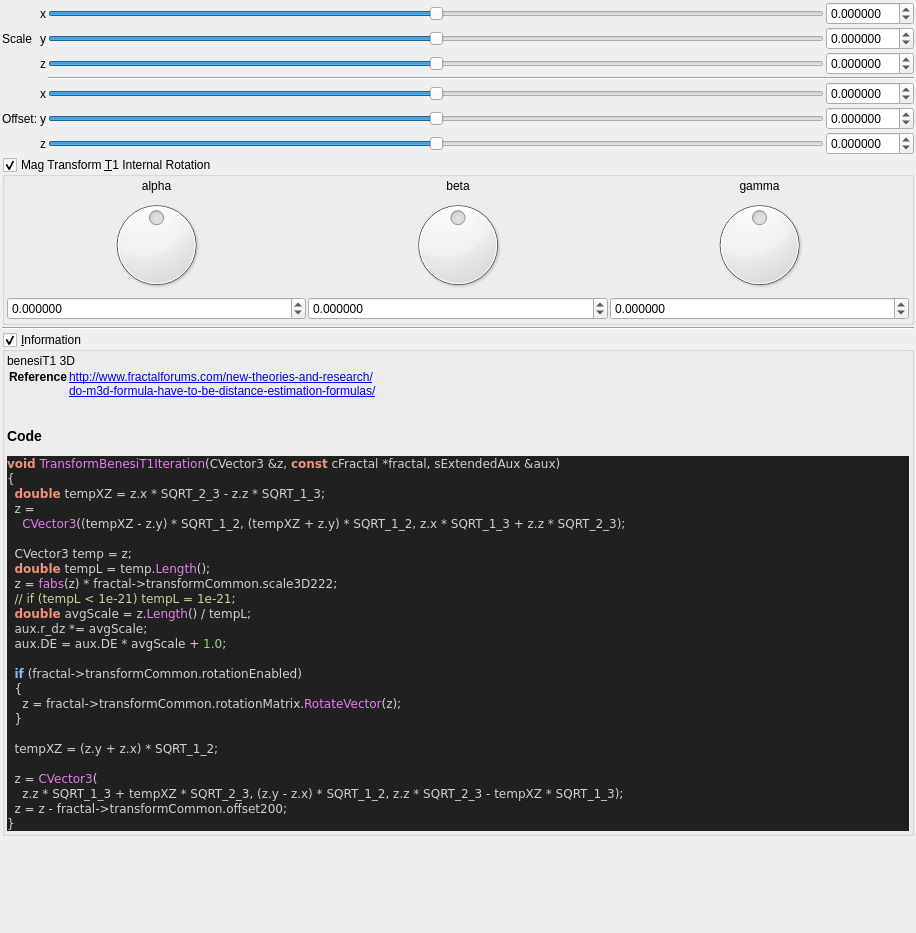
Above: mandelbulber2/qt_data/fractal_transf_benesi_T1.ui from buddhi1980/mandelbulber2 before the change. Below: the same form after it.
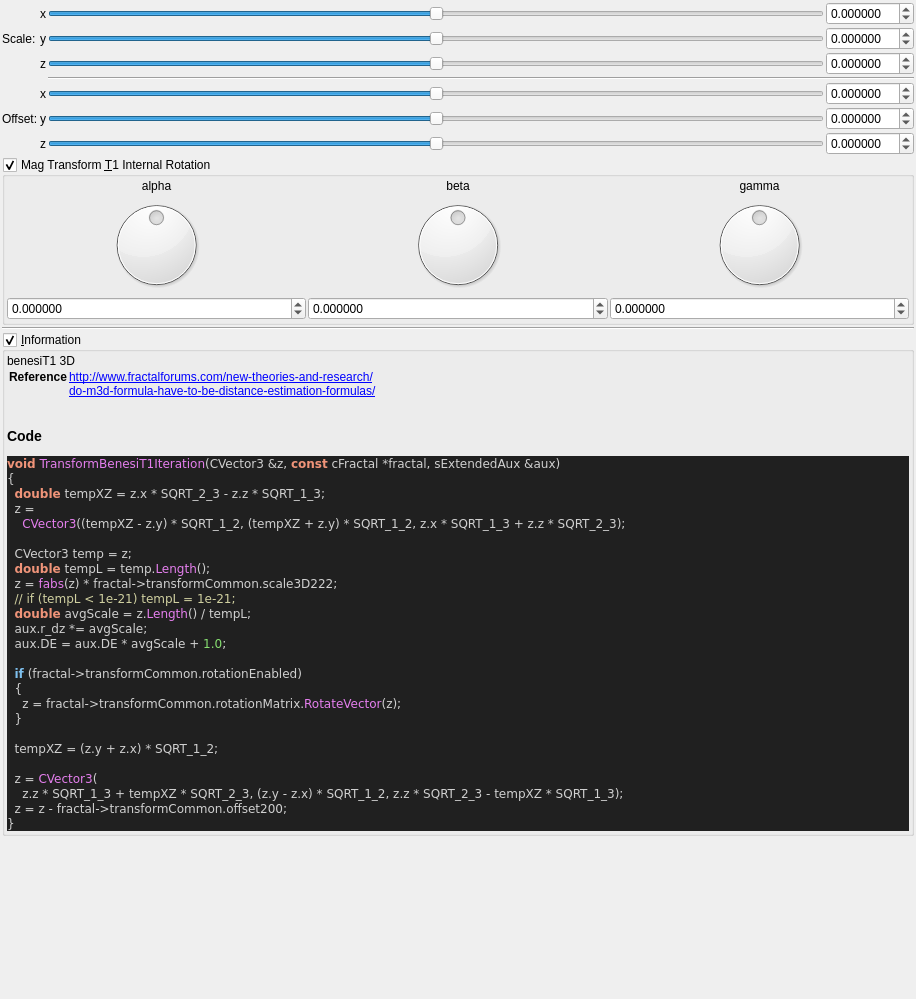
That is the form after the change. Custom widgets are drawn as their Qt base class.

```diff
--- a/mandelbulber2/qt_data/fractal_transf_benesi_T1.ui
+++ b/mandelbulber2/qt_data/fractal_transf_benesi_T1.ui
@@ -7,7 +7,7 @@
     <x>0</x>
     <y>0</y>
     <width>916</width>
-    <height>933</height>
+    <height>999</height>
    </rect>
   </property>
   <property name="windowTitle">
@@ -393,7 +393,7 @@
      <item row="1" column="1">
       <widget class="QLabel" name="label_258">
        <property name="text">
-        <string>Scale</string>
+        <string>Scale:</string>
        </property>
       </widget>
      </item>
```
Left out of the diff: 22 changed lines with no effect on the pictures.
